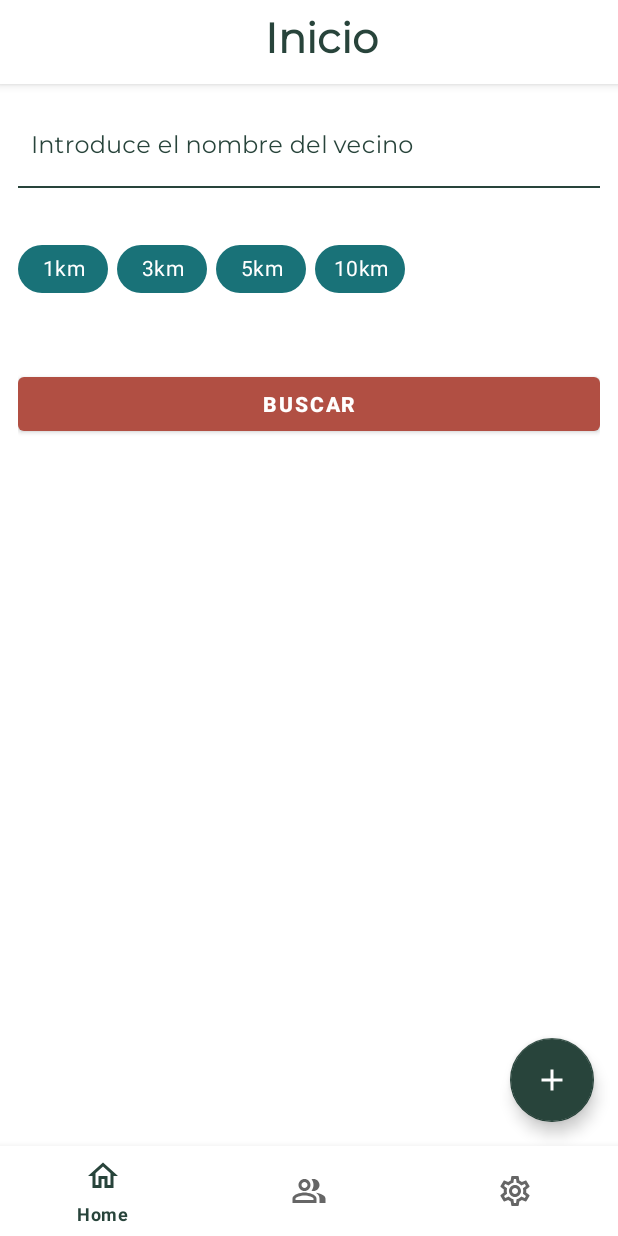
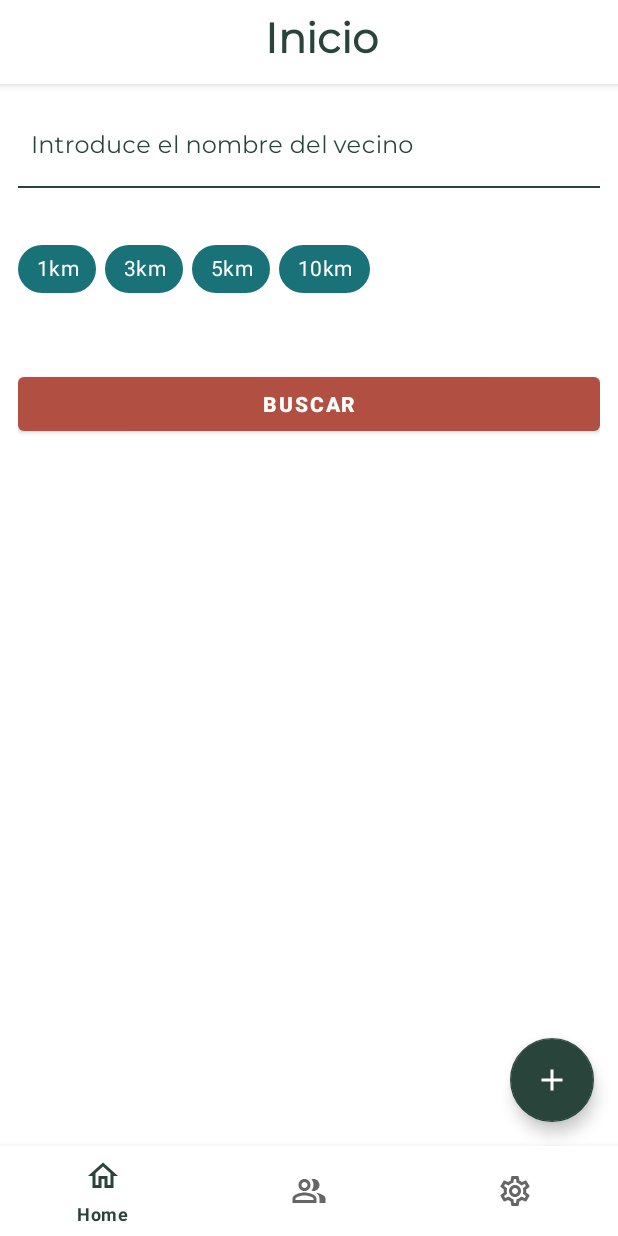
Before and after one commit to alxgarci/commons, an Android app: the fragment BusquedaVecinosFragment placed in its activity, on a phone screen of 412 x 824 dp. Run offline under Robolectric (Android 15) with nearby library versions, the phone set to English and light mode, and no system bars; our stand-ins replace Firebase (no records; nobody signed in at launch, a user with empty details on screens opened directly).

Commit message:
arreglos menores interfaz

```diff
--- a/app/src/main/res/layout/fragment_busqueda_vecinos.xml
+++ b/app/src/main/res/layout/fragment_busqueda_vecinos.xml
@@ -42,7 +42,7 @@
 
             <com.google.android.material.chip.Chip
                 android:id="@+id/ch1"
-                android:layout_width="60dp"
+                android:layout_width="wrap_content"
                 android:layout_height="wrap_content"
                 android:text="1km"
                 android:textAlignment="center"
@@ -50,7 +50,7 @@
 
             <com.google.android.material.chip.Chip
                 android:id="@+id/ch3"
-                android:layout_width="60dp"
+                android:layout_width="wrap_content"
                 android:layout_height="wrap_content"
                 android:text="3km"
                 android:textAlignment="center"
@@ -58,7 +58,7 @@
 
             <com.google.android.material.chip.Chip
                 android:id="@+id/ch5"
-                android:layout_width="60dp"
+                android:layout_width="wrap_content"
                 android:layout_height="wrap_content"
                 android:text="5km"
                 android:textAlignment="center"
@@ -66,7 +66,7 @@
 
             <com.google.android.material.chip.Chip
                 android:id="@+id/ch10"
-                android:layout_width="60dp"
+                android:layout_width="wrap_content"
                 android:layout_height="wrap_content"
                 android:text="10km"
                 android:textAlignment="center"
--- a/app/src/main/res/layout/fragment_editar_perfil.xml
+++ b/app/src/main/res/layout/fragment_editar_perfil.xml
@@ -244,9 +244,12 @@
         android:layout_marginTop="40dp"
         android:layout_marginStart="50dp"
         android:layout_marginLeft="50dp"
+        android:layout_marginBottom="50dp"
         android:text="@string/btn_guardar"
         android:textSize="22sp"
-        style="@style/ButtonOrange"/>
+        app:strokeColor="@color/colorAccent"
+        android:textColor="@color/colorAccent"
+        style="?materialButtonOutlinedStyle"/>
 
 
 </LinearLayout>
--- a/app/src/main/res/values/strings.xml
+++ b/app/src/main/res/values/strings.xml
@@ -53,4 +53,5 @@
     <string name="perfil_modificado_ok">Tu perfil ha sido modificado con éxito.</string>
     <string name="anuncio_creado_err">No se ha podido publicar el anuncio.</string>
     <string name="anuncio_creado_ok">Se ha publicado el anuncio correctamente.</string>
+    <string name="selecciona_imagen">Selecciona una imagen</string>
 </resources>
```
Also changed, not shown: app/src/main/java/com/agmmps/commons/fragments/EditarPerfilFragment.java (+1 -8 lines).
